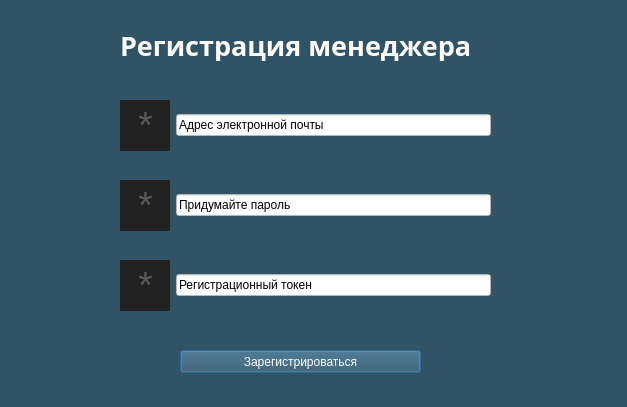
The window that gui-elements/signup-dialog.ui (ucantjugglikeme/desktop-wholesaling-manager-app) describes before a commit, drawn with Qt 5.
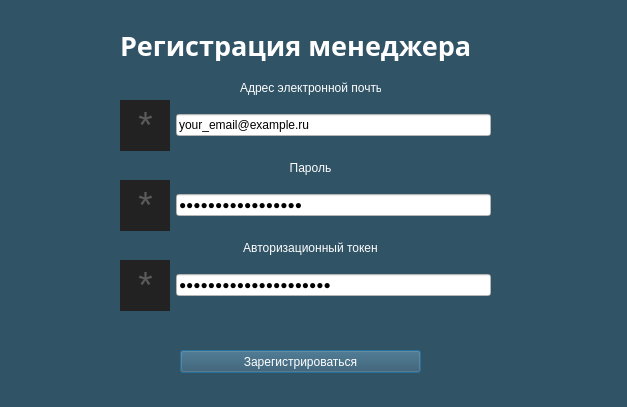
The same window after the commit.

Commit message: Set password echo mod, add refresh_m_window, modify requirements.txt

The edit to the form file:
```diff
--- a/gui-elements/signup-dialog.ui
+++ b/gui-elements/signup-dialog.ui
@@ -96,7 +96,7 @@
        <string notr="true">background-color: rgb(255, 255, 255);</string>
       </property>
       <property name="text">
-       <string>Адрес электронной почты</string>
+       <string>your_email@example.ru</string>
       </property>
      </widget>
     </item>
@@ -190,6 +190,9 @@
       <property name="text">
        <string>Придумайте пароль</string>
       </property>
+      <property name="echoMode">
+       <enum>QLineEdit::Password</enum>
+      </property>
      </widget>
     </item>
    </layout>
@@ -258,6 +261,9 @@
       <property name="text">
        <string>Регистрационный токен</string>
       </property>
+      <property name="echoMode">
+       <enum>QLineEdit::Password</enum>
+      </property>
      </widget>
     </item>
    </layout>
@@ -278,6 +284,54 @@
     <string>Зарегистрироваться</string>
    </property>
   </widget>
+  <widget class="QLabel" name="label_5">
+   <property name="geometry">
+    <rect>
+     <x>240</x>
+     <y>80</y>
+     <width>141</width>
+     <height>16</height>
+    </rect>
+   </property>
+   <property name="styleSheet">
+    <string notr="true">color: rgb(255, 255, 255);</string>
+   </property>
+   <property name="text">
+    <string>&lt;html&gt;&lt;head/&gt;&lt;body&gt;&lt;p align=&quot;center&quot;&gt;Адрес электронной почты&lt;/p&gt;&lt;/body&gt;&lt;/html&gt;</string>
+   </property>
+  </widget>
+  <widget class="QLabel" name="label_6">
+   <property name="geometry">
+    <rect>
+     <x>240</x>
+     <y>160</y>
+     <width>141</width>
+     <height>16</height>
+    </rect>
+   </property>
+   <property name="styleSheet">
+    <string notr="true">color: rgb(255, 255, 255);</string>
+   </property>
+   <property name="text">
+    <string>&lt;html&gt;&lt;head/&gt;&lt;body&gt;&lt;p align=&quot;center&quot;&gt;Пароль&lt;/p&gt;&lt;/body&gt;&lt;/html&gt;</string>
+   </property>
+  </widget>
+  <widget class="QLabel" name="label_7">
+   <property name="geometry">
+    <rect>
+     <x>240</x>
+     <y>240</y>
+     <width>141</width>
+     <height>16</height>
+    </rect>
+   </property>
+   <property name="styleSheet">
+    <string notr="true">color: rgb(255, 255, 255);</string>
+   </property>
+   <property name="text">
+    <string>&lt;html&gt;&lt;head/&gt;&lt;body&gt;&lt;p align=&quot;center&quot;&gt;Авторизационный токен&lt;/p&gt;&lt;/body&gt;&lt;/html&gt;</string>
+   </property>
+  </widget>
  </widget>
  <resources/>
  <connections/>
```
The commit also changes 5 other files.
